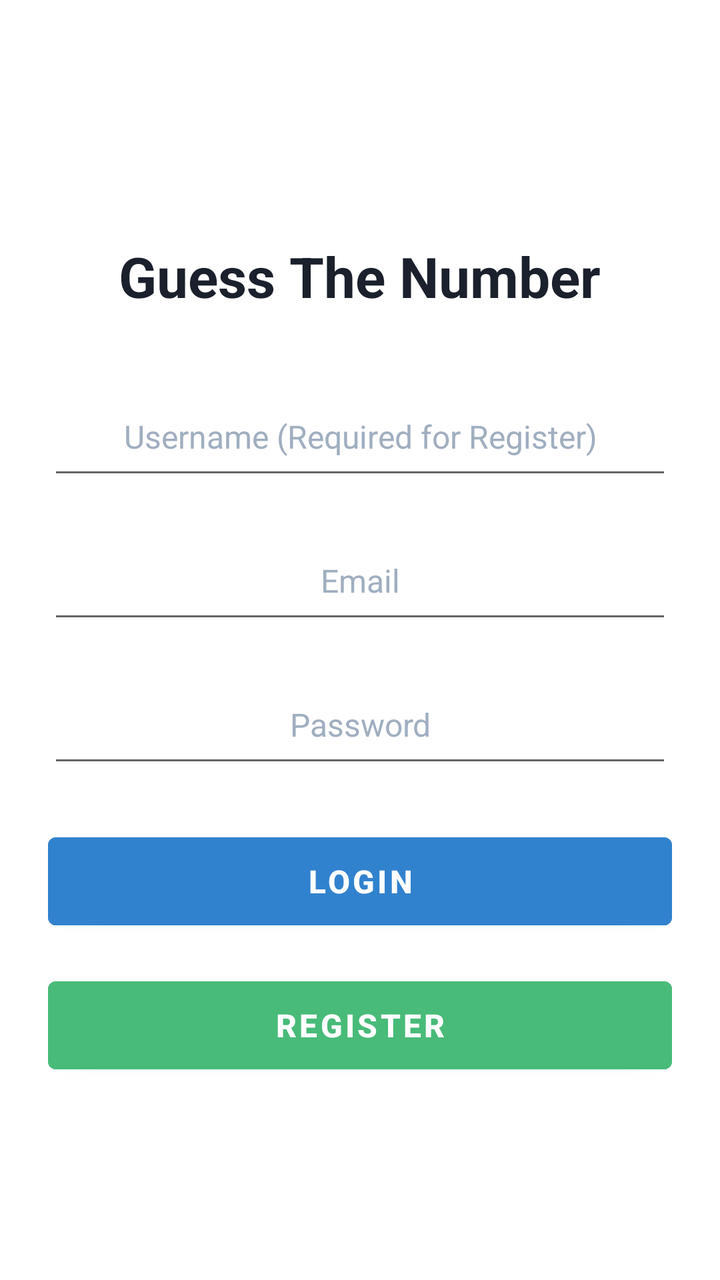
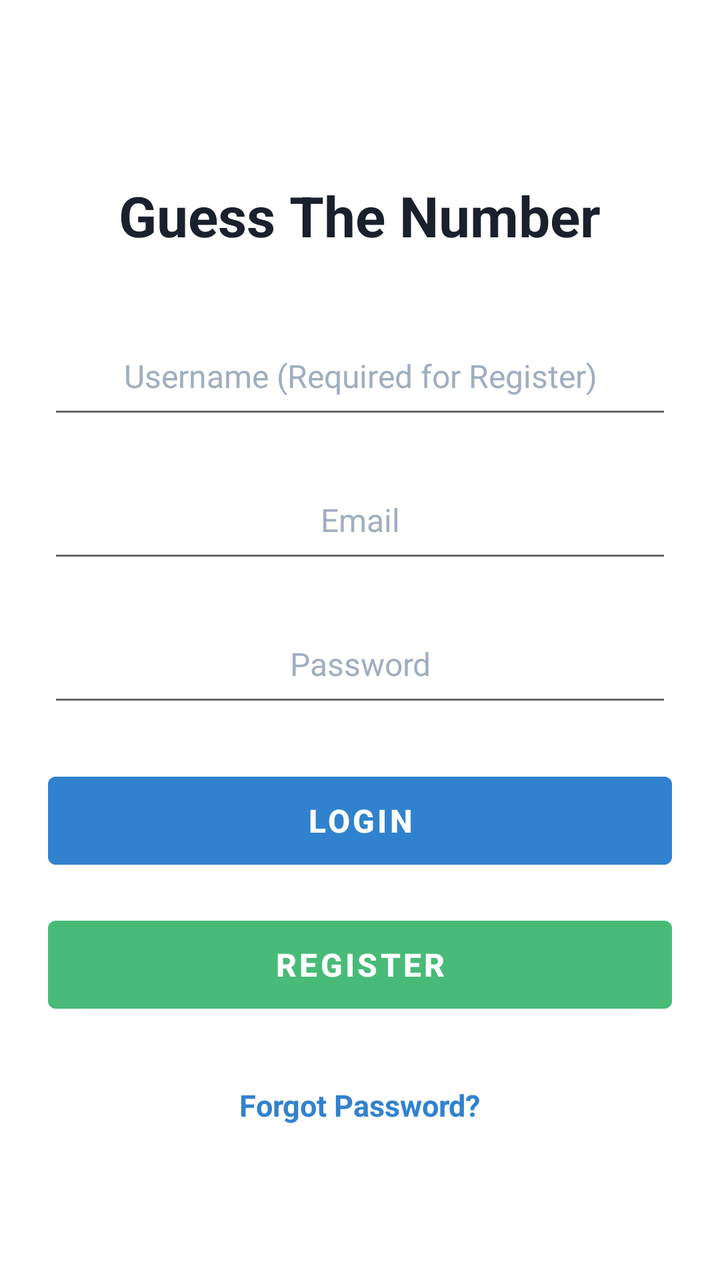

Before-and-after screenshots of an Android layout around one commit, followed by the original layout XML and the change that was made.
<!-- AndroidManifest.xml: application theme Theme.NewProject1 -->
<!-- res/layout/activity_login.xml -->
<?xml version="1.0" encoding="utf-8"?>
<ScrollView xmlns:android="http://schemas.android.com/apk/res/android"
    android:layout_width="match_parent"
    android:layout_height="match_parent"
    android:background="#FFFFFF"
    android:fillViewport="true">

    <LinearLayout
        android:layout_width="match_parent"
        android:layout_height="wrap_content"
        android:gravity="center"
        android:orientation="vertical"
        android:padding="24dp">

        <TextView
            android:layout_width="wrap_content"
            android:layout_height="wrap_content"
            android:layout_marginTop="20dp"
            android:layout_marginBottom="32dp"
            android:text="Guess The Number"
            android:textColor="#1A202C"
            android:textSize="28sp"
            android:textStyle="bold" />

        
        <EditText
            android:id="@+id/etUsername"
            android:layout_width="match_parent"
            android:layout_height="56dp"
            android:layout_marginBottom="16dp"
            android:hint="Username (Required for Register)"
            android:inputType="textPersonName"
            android:paddingHorizontal="16dp"
            android:textAlignment="center"
            android:textColor="#1A202C"
            android:textColorHint="#A0AEC0"
            android:textSize="16sp" />

        <EditText
            android:id="@+id/etEmail"
            android:layout_width="match_parent"
            android:layout_height="56dp"
            android:layout_marginBottom="16dp"
            android:hint="Email"
            android:inputType="textEmailAddress"
            android:paddingHorizontal="16dp"
            android:textAlignment="center"
            android:textColor="#1A202C"
            android:textColorHint="#A0AEC0"
            android:textSize="16sp" />

        <EditText
            android:id="@+id/etPassword"
            android:layout_width="match_parent"
            android:layout_height="56dp"
            android:layout_marginBottom="24dp"
            android:hint="Password"
            android:inputType="textPassword"
            android:paddingHorizontal="16dp"
            android:textAlignment="center"
            android:textColor="#1A202C"
            android:textColorHint="#A0AEC0"
            android:textSize="16sp" />

        <Button
            android:id="@+id/btnLogin"
            android:layout_width="match_parent"
            android:layout_height="56dp"
            android:layout_marginBottom="16dp"
            android:backgroundTint="#3182CE"
            android:text="Login"
            android:textSize="16sp"
            android:textStyle="bold" />

        <Button
            android:id="@+id/btnRegister"
            android:layout_width="match_parent"
            android:layout_height="56dp"
            android:backgroundTint="#48BB78"
            android:text="Register"
            android:textSize="16sp"
            android:textStyle="bold" />

    </LinearLayout>
</ScrollView>
<!-- resources referenced by this layout -->
<resources>
  <style name="Theme.NewProject1" parent="Theme.MaterialComponents.DayNight.DarkActionBar">
          
      </style>
</resources>

<!-- the commit's change to res/layout/activity_login.xml (unified diff, before → after) -->
@@ -22,7 +22,6 @@
             android:textSize="28sp"
             android:textStyle="bold" />
 
-        
         <EditText
             android:id="@+id/etUsername"
             android:layout_width="match_parent"
@@ -76,10 +75,22 @@
             android:id="@+id/btnRegister"
             android:layout_width="match_parent"
             android:layout_height="56dp"
+            android:layout_marginBottom="16dp"
             android:backgroundTint="#48BB78"
             android:text="Register"
             android:textSize="16sp"
             android:textStyle="bold" />
 
+        <TextView
+            android:id="@+id/tvForgotPassword"
+            android:layout_width="wrap_content"
+            android:layout_height="wrap_content"
+            android:layout_marginTop="8dp"
+            android:padding="8dp"
+            android:text="Forgot Password?"
+            android:textColor="#3182CE"
+            android:textSize="15sp"
+            android:textStyle="bold" />
+
     </LinearLayout>
 </ScrollView>
